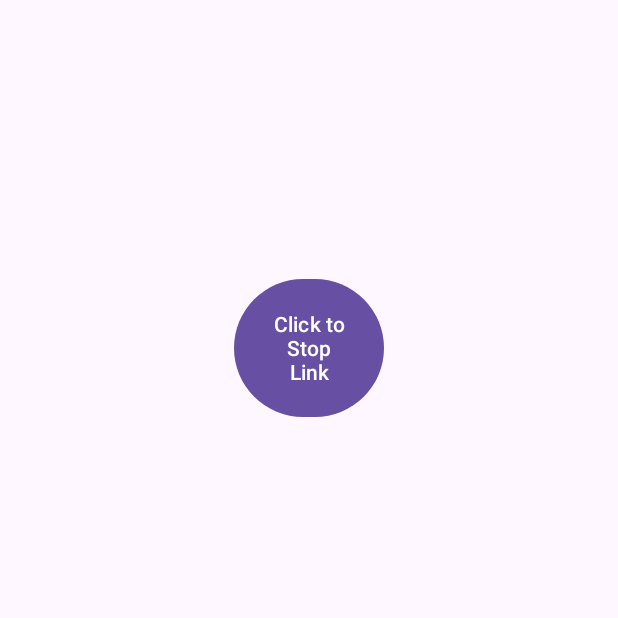
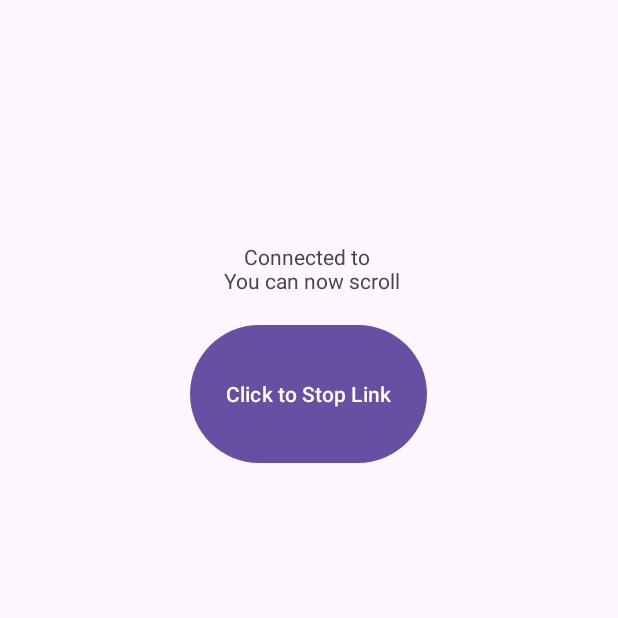
Before and after one commit to Stingray07/Eh-Iniscroll, an Android app: the screen it shows after launch (MainActivity), after a tap on "Click To Start Link", on a phone screen of 412 x 824 dp, the top half of it. Run offline under Robolectric (Android 15) with nearby library versions, the phone set to English and light mode, and no system bars.

Commit message:
new views, formatting changes, function dec..
- added edittext for ip input
- new functions coding conventions

```diff
--- a/app/src/main/java/com/example/ehiniscroll/MainActivity.java
+++ b/app/src/main/java/com/example/ehiniscroll/MainActivity.java
@@ -5,6 +5,7 @@ import androidx.appcompat.app.AppCompatActivity;
 import android.os.Bundle;
 import android.view.View;
 import android.widget.Button;
+import android.widget.EditText;
 import android.widget.ScrollView;
 import android.widget.ProgressBar;
 import android.widget.TextView;
@@ -24,24 +25,27 @@ public class MainActivity extends AppCompatActivity {
         ProgressBar linkingBar = findViewById(R.id.loadingProgressBar);
         ScrollView verticalScrollView = findViewById(R.id.verticalScrollView);
         TextView invisibleTextView = findViewById(R.id.invisibleTextView);
+        EditText ipAddressBox = findViewById(R.id.editText);
+        TextView connectedTextView = findViewById(R.id.connectedTextView);
 
         startButton.setOnClickListener(v -> {
+            String ipAddress = ipAddressBox.getText().toString();
             showToast("Initializing Link");
-            startButton.setVisibility(View.INVISIBLE);
-            linkingBar.setVisibility(View.VISIBLE);
-            stopButton.setVisibility(View.VISIBLE);
+            setViewToConnecting(startButton, linkingBar, stopButton);
             // wifi logic here
 
-            linkingBar.setVisibility(View.INVISIBLE);
-            System.out.println("Link Started");
-            invisibleTextView.setVisibility(View.VISIBLE);
+            setViewToConnected(
+                    ipAddressBox,
+                    connectedTextView,
+                    linkingBar,
+                    invisibleTextView,
+                    ipAddress);
         });
 
         stopButton.setOnClickListener(v -> {
             // wifi logic here
 
-            startButton.setVisibility(View.VISIBLE);
-            stopButton.setVisibility(View.INVISIBLE);
+            setViewsToMain(startButton, stopButton, connectedTextView, ipAddressBox);
 
             showToast("Link Stopped");
             System.out.println("Link Stopped");
@@ -54,7 +58,6 @@ public class MainActivity extends AppCompatActivity {
             }
 
             if (scrollY >= 22000) {
-                showToast("NEAR END");
                 verticalScrollView.fullScroll(ScrollView.FOCUS_UP);
             }
         });
@@ -65,4 +68,38 @@ public class MainActivity extends AppCompatActivity {
     private void showToast(String message) {
         Toast.makeText(this, message, Toast.LENGTH_SHORT).show();
     }
+
+    private void setViewsToMain(Button startButton,
+            Button stopButton,
+            TextView connectedTextView,
+            EditText ipAddressBox) {
+        startButton.setVisibility(View.VISIBLE);
+        ipAddressBox.setVisibility(View.VISIBLE);
+        stopButton.setVisibility(View.INVISIBLE);
+        connectedTextView.setVisibility(View.INVISIBLE);
+        connectedTextView.setText("");
+    }
+
+    private void setViewToConnecting(Button startButton,
+                                     ProgressBar linkingBar,
+                                     Button stopButton) {
+        startButton.setVisibility(View.INVISIBLE);
+        linkingBar.setVisibility(View.VISIBLE);
+        stopButton.setVisibility(View.VISIBLE);
+    }
+
+    private void setViewToConnected(EditText ipAddressBox,
+                                    TextView connectedTextView,
+                                    ProgressBar linkingBar,
+                                    TextView invisibleTextView,
+                                    String ipAddress) {
+        ipAddressBox.setVisibility(View.INVISIBLE);
+        connectedTextView.setText(
+                "Connected to " + ipAddress + "\n " +
+                "You can now scroll");
+        connectedTextView.setVisibility(View.VISIBLE);
+        linkingBar.setVisibility(View.INVISIBLE);
+        System.out.println("Link Started");
+        invisibleTextView.setVisibility(View.VISIBLE);
+    }
 }
--- a/app/src/main/res/layout/activity_main.xml
+++ b/app/src/main/res/layout/activity_main.xml
@@ -18,23 +18,41 @@
             android:layout_height="wrap_content"
             android:orientation="vertical">
 
+            <EditText
+                android:id="@+id/editText"
+                android:layout_width="match_parent"
+                android:layout_height="wrap_content"
+                android:hint="@string/input_ip_address_here"
+                android:inputType="text"
+                android:gravity="center"
+                android:autofillHints="Input IP Address here" />
+
             <Button
                 android:id="@+id/startButton"
-                android:layout_width="200dp"
-                android:layout_height="150dp"
+                android:layout_width="wrap_content"
+                android:layout_height="100dp"
                 android:layout_gravity="center"
-                android:text="Click To Start Link"
+                android:text="@string/click_to_start_link"
                 app:layout_constraintTop_toTopOf="parent"
                 app:layout_constraintStart_toStartOf="parent"
                 app:layout_constraintEnd_toEndOf="parent"
                 android:layout_marginTop="16dp"/>
 
+            <TextView
+                android:id="@+id/connectedTextView"
+                android:layout_gravity="center"
+                android:gravity="center"
+                android:layout_width="wrap_content"
+                android:layout_height="wrap_content"
+                android:text=""
+                android:visibility="invisible"/>
+
             <Button
                 android:id="@+id/stopButton"
                 android:layout_gravity="center"
-                android:layout_width="100dp"
+                android:layout_width="wrap_content"
                 android:layout_height="100dp"
-                android:text="Click to Stop Link"
+                android:text="@string/click_to_stop_link"
                 android:visibility="invisible"
                 app:layout_constraintTop_toBottomOf="@+id/startButton"
                 android:layout_marginTop="16dp" />
@@ -50,7 +68,6 @@
                 android:id="@+id/loadingProgressBar"
                 android:layout_width="wrap_content"
                 android:layout_height="wrap_content"
-                android:layout_centerVertical="true"
                 android:visibility="invisible"
                 style="@android:style/Widget.ProgressBar.Large"
                 app:layout_constraintTop_toBottomOf="@+id/stopButton"
--- a/app/src/main/res/values/strings.xml
+++ b/app/src/main/res/values/strings.xml
@@ -1,3 +1,6 @@
 <resources>
     <string name="app_name">Eh Iniscroll</string>
+    <string name="input_ip_address_here">Input IP Address here</string>
+    <string name="click_to_start_link">Click To Start Link</string>
+    <string name="click_to_stop_link">Click to Stop Link</string>
 </resources>
```
